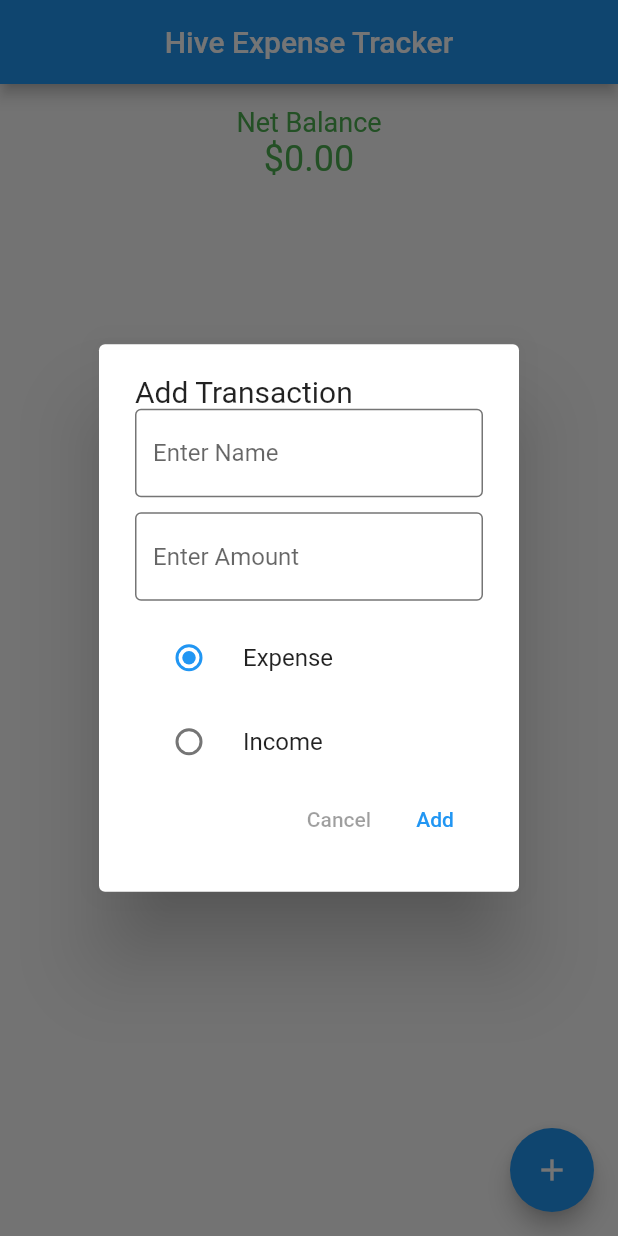
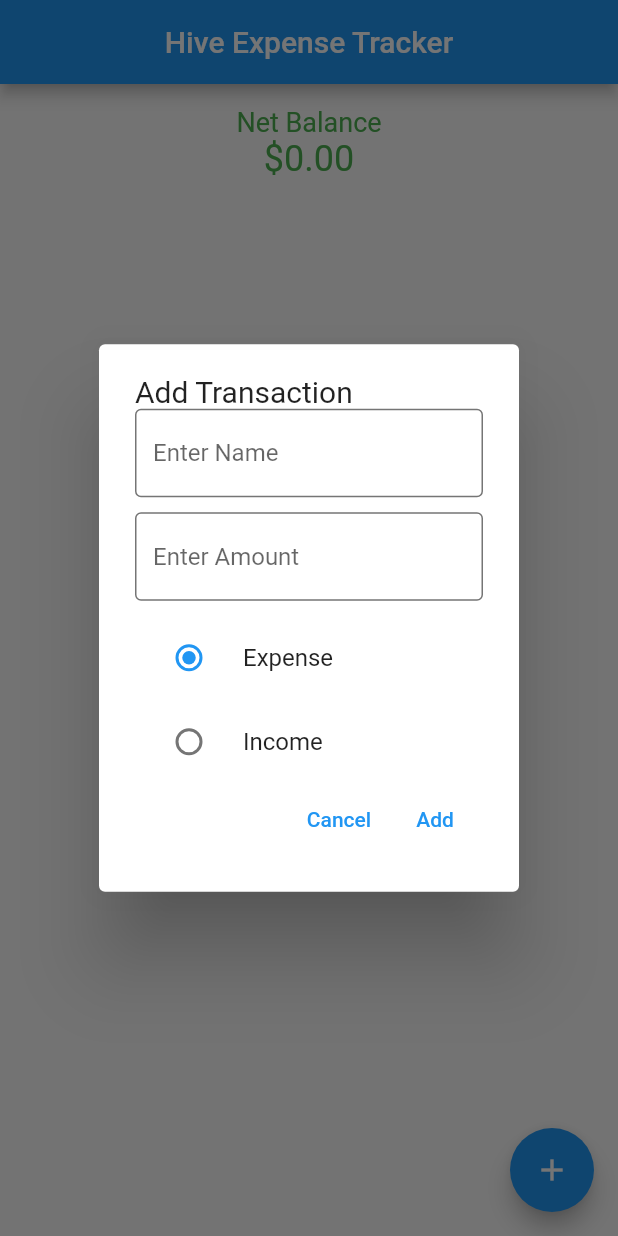
Before and after one commit to soulandbone/transactions_hive, a Flutter app: the screen it shows after launch, after a tap on the "add" icon, on a phone screen of 412 x 824 dp. Run offline on Flutter 3.47's test engine with Material 2 defaults, Android fonts, the phone set to English and light mode, and no system bars; our stand-ins replace gap, hive, hive_flutter; accounts and stored records are empty.

Commit message:
Cancel Button, now pops the Alert Dialog window to add another transaction

```diff
--- a/lib/screens/transactions_screen.dart
+++ b/lib/screens/transactions_screen.dart
@@ -26,8 +26,7 @@ class _TransactionsScreenState extends State<TransactionsScreen> {
       ),
       floatingActionButton: FloatingActionButton(
           onPressed: () => showDialog(
-              context: context,
-              builder: (context) => const TransactionDialog()),
+              context: context, builder: (context) => TransactionDialog()),
           child: const Icon(Icons.add)),
       body: ValueListenableBuilder<Box>(
         valueListenable: Hive.box<Transaction>('transactions').listenable(),
--- a/lib/widgets/transaction_dialog.dart
+++ b/lib/widgets/transaction_dialog.dart
@@ -6,7 +6,10 @@ import 'package:transactions_hive/helpers/boxes.dart';
 import '../models/transaction.dart';
 
 class TransactionDialog extends StatefulWidget {
-  const TransactionDialog({super.key});
+  final bool isEdit;
+  TransactionDialog({
+    this.isEdit = false,
+  });
 
   @override
   State<TransactionDialog> createState() => _TransactionDialogState();
@@ -99,7 +102,9 @@ class _TransactionDialogState extends State<TransactionDialog> {
     return Row(
       mainAxisAlignment: MainAxisAlignment.end,
       children: [
-        const TextButton(onPressed: null, child: Text('Cancel')),
+        TextButton(
+            onPressed: () => Navigator.pop(context),
+            child: const Text('Cancel')),
         TextButton(
             onPressed: () {
               if (_formKey.currentState!.validate()) {
```
